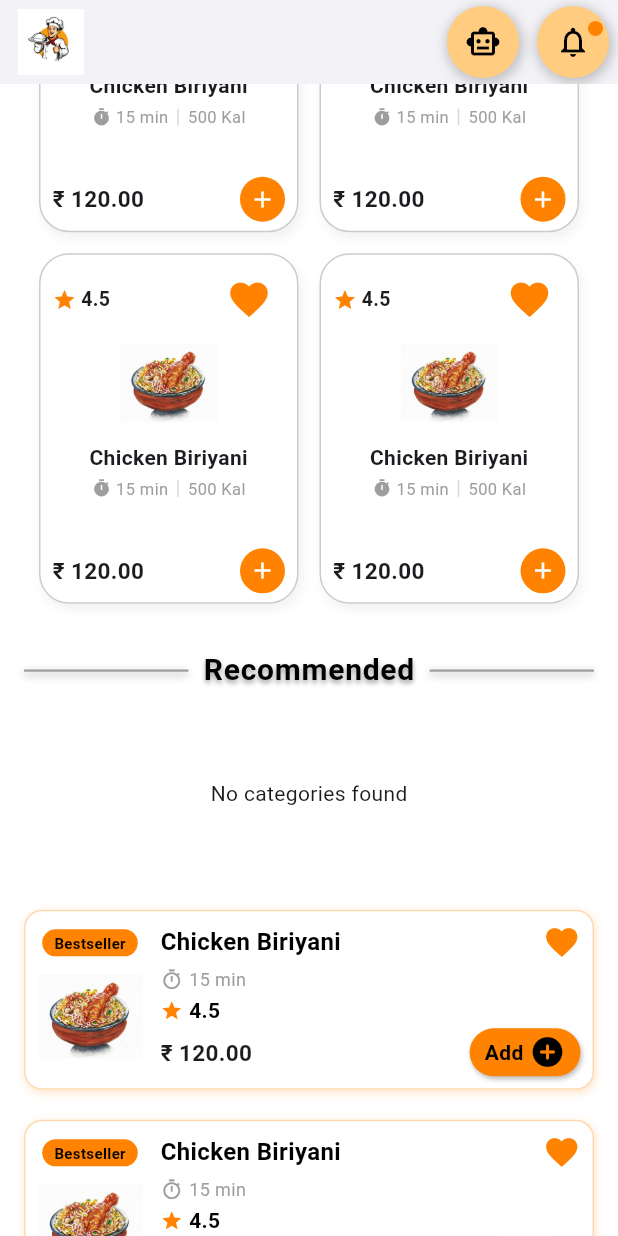
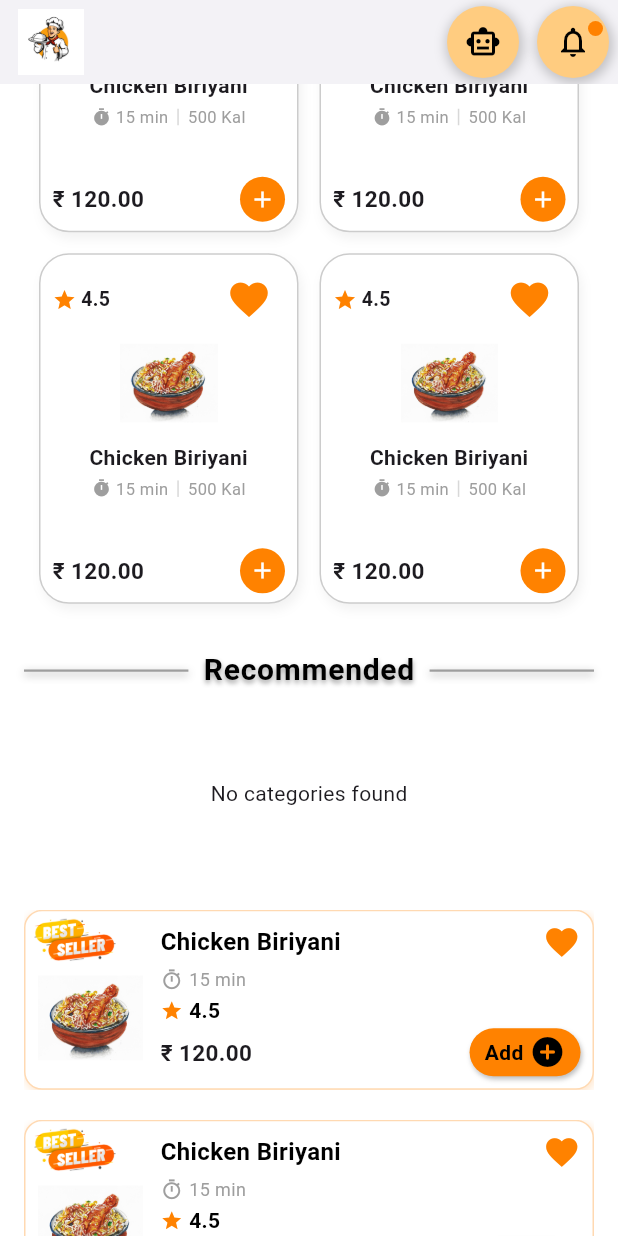
Before and after one commit to Ashfaqibnuajmal/Food_delivery_app_user, a Flutter app: the HomeScreen screen opened directly, scrolled down 576 dp, on a phone screen of 412 x 824 dp. Run offline on Flutter 3.47's test engine with Material 3 defaults, Android fonts, the phone set to English and light mode, and no system bars; our stand-ins replace bloc, carousel_slider, cloud_firestore, equatable, firebase_auth, firebase_core and 7 more; accounts and stored records are empty.

Commit message:
before fetching

```diff
--- a/lib/features/home/screens/home_screen.dart
+++ b/lib/features/home/screens/home_screen.dart
@@ -652,14 +652,18 @@ class _HomePageState extends State<HomeScreen> {
               children: List.generate(3, (index) {
                 return Padding(
                     padding: const EdgeInsets.symmetric(vertical: 10),
-                  child: Container(
+                    child: Stack(
+                      children: [
+                        // 🟢 Your existing container
+                        Container(
                           height: 120,
                           width: double.infinity,
                           padding: const EdgeInsets.all(8),
                           decoration: BoxDecoration(
                             color: Colors.white,
                             border: Border.all(
-                          color: AppColors.primaryOrange.withOpacity(0.3)),
+                                color:
+                                    AppColors.primaryOrange.withOpacity(0.3)),
                             borderRadius: BorderRadius.circular(12),
                             boxShadow: [
                               BoxShadow(
@@ -675,23 +679,8 @@ class _HomePageState extends State<HomeScreen> {
                               Column(
                                 mainAxisAlignment: MainAxisAlignment.center,
                                 children: [
-                            Container(
-                              padding: const EdgeInsets.symmetric(
-                                  horizontal: 8, vertical: 2),
-                              decoration: BoxDecoration(
-                                color: AppColors.primaryOrange,
-                                borderRadius: BorderRadius.circular(50),
-                              ),
-                              child: const Text(
-                                "Bestseller",
-                                style: TextStyle(
-                                  color: Colors.black,
-                                  fontSize: 10,
-                                  fontWeight: FontWeight.bold,
-                                ),
-                              ),
-                            ),
-                            const SizedBox(height: 6),
+                                  const SizedBox(
+                                      height: 26), // space for top image
                                   Image.asset(
                                     "assets/intro_image1.jpeg",
                                     height: 70,
@@ -707,7 +696,6 @@ class _HomePageState extends State<HomeScreen> {
                                 child: Column(
                                   crossAxisAlignment: CrossAxisAlignment.start,
                                   children: [
-                              // Title + Favorite
                                     const Row(
                                       mainAxisAlignment:
                                           MainAxisAlignment.spaceBetween,
@@ -728,8 +716,6 @@ class _HomePageState extends State<HomeScreen> {
                                       ],
                                     ),
                                     const SizedBox(height: 4),
-
-                              // Time
                                     const Row(
                                       children: [
                                         Icon(Icons.timer_outlined,
@@ -743,12 +729,11 @@ class _HomePageState extends State<HomeScreen> {
                                       ],
                                     ),
                                     const SizedBox(height: 2),
-
-                              // Rating
                                     const Row(
                                       children: [
                                         Icon(Icons.star,
-                                      size: 15, color: AppColors.primaryOrange),
+                                            size: 15,
+                                            color: AppColors.primaryOrange),
                                         SizedBox(width: 4),
                                         Text(
                                           "4.5",
@@ -761,8 +746,6 @@ class _HomePageState extends State<HomeScreen> {
                                       ],
                                     ),
                                     const Spacer(),
-
-                              // 💰 Price + Add button
                                     Row(
                                       mainAxisAlignment:
                                           MainAxisAlignment.spaceBetween,
@@ -778,7 +761,8 @@ class _HomePageState extends State<HomeScreen> {
                                               horizontal: 10, vertical: 4),
                                           decoration: BoxDecoration(
                                             color: AppColors.primaryOrange,
-                                      borderRadius: BorderRadius.circular(50),
+                                            borderRadius:
+                                                BorderRadius.circular(50),
                                             boxShadow: const [
                                               BoxShadow(
                                                 color: Colors.black26,
@@ -809,7 +793,20 @@ class _HomePageState extends State<HomeScreen> {
                             ],
                           ),
                         ),
-                );
+
+                        // 🟣 Top-left “Best Seller” badge
+                        Positioned(
+                          top: -10,
+                          left: 4,
+                          child: Image.asset(
+                            "assets/best-seller.png",
+                            width: 60,
+                            height: 60,
+                            fit: BoxFit.contain,
+                          ),
+                        ),
+                      ],
+                    ));
               }),
             ),
           ],
```
Also changed, not shown: assets/best-seller.png (added). Lines whose indentation alone changed are shown as unchanged.
